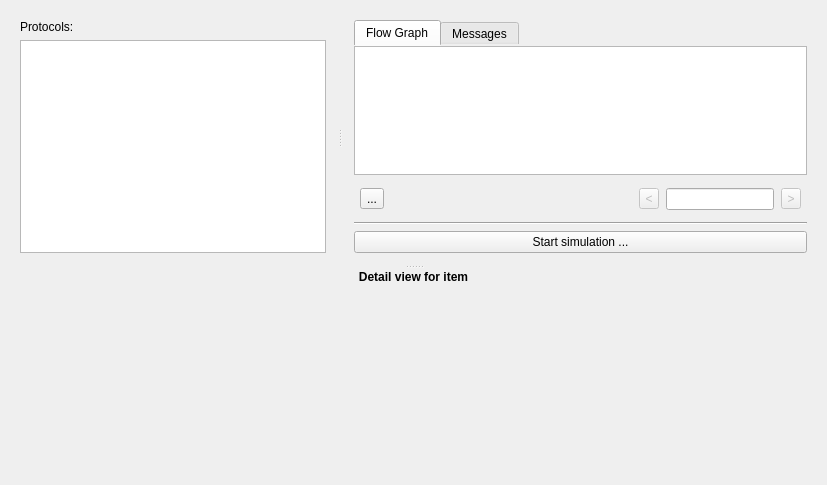
Before: the Qt Designer form ui/simulator.ui in jopohl/urh, drawn with Qt 5.
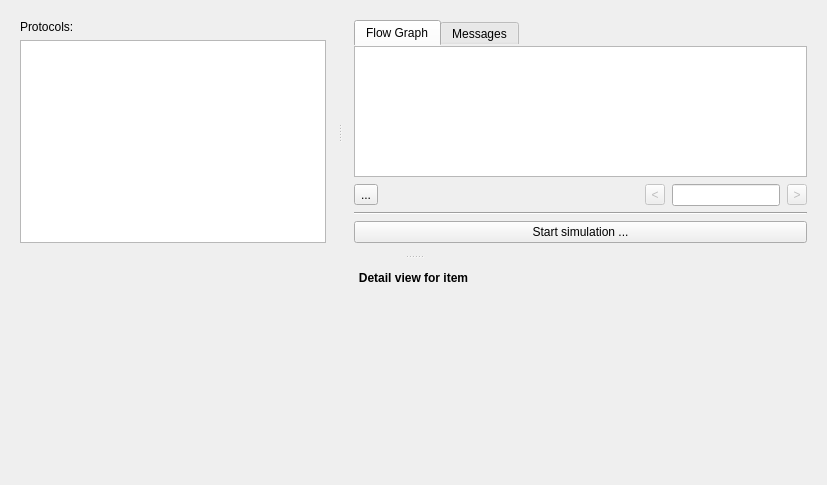
After: the same form once the commit is applied. Icons and pictures are not drawn. Custom widgets are drawn as their Qt base class.

Commit message: improve simulator tab UI

The edit to the form file:
```diff
--- a/ui/simulator.ui
+++ b/ui/simulator.ui
@@ -175,16 +175,16 @@
                 <item>
                  <layout class="QHBoxLayout" name="horizontalLayout_2">
                   <property name="leftMargin">
-                   <number>6</number>
+                   <number>0</number>
                   </property>
                   <property name="topMargin">
-                   <number>6</number>
+                   <number>0</number>
                   </property>
                   <property name="rightMargin">
-                   <number>6</number>
+                   <number>0</number>
                   </property>
                   <property name="bottomMargin">
-                   <number>6</number>
+                   <number>0</number>
                   </property>
                   <item>
                    <widget class="QToolButton" name="toolButton">
@@ -404,6 +404,18 @@
          </widget>
          <widget class="QWidget" name="layoutWidget_3">
           <layout class="QVBoxLayout" name="verticalLayout_4">
+           <property name="leftMargin">
+            <number>11</number>
+           </property>
+           <property name="topMargin">
+            <number>11</number>
+           </property>
+           <property name="rightMargin">
+            <number>11</number>
+           </property>
+           <property name="bottomMargin">
+            <number>11</number>
+           </property>
            <item>
             <widget class="QLabel" name="lblMsgFieldsValues">
              <property name="sizePolicy">
```
The commit also changes 1 other file.
